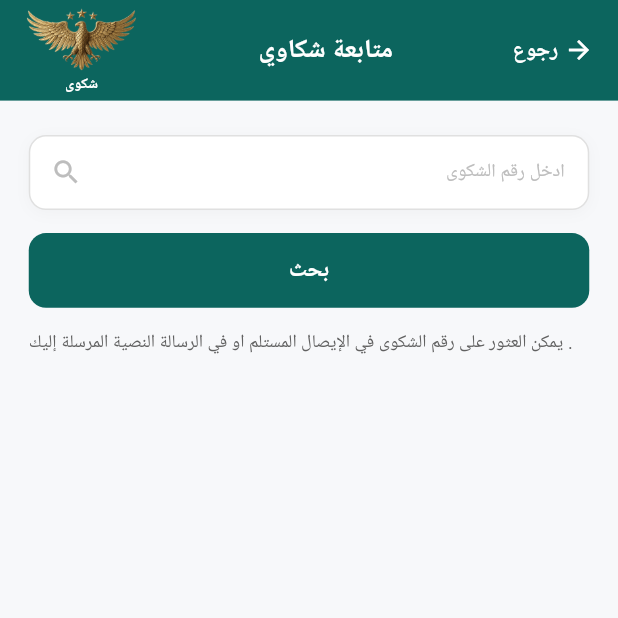
After one commit to bayanalissa774-bit/shakwa_app, a Flutter app: the TrackComplaintPage screen opened directly, on a phone screen of 412 x 824 dp, the top half of it. The commit adds this screen. Run offline on Flutter 3.47's test engine with Material 3 defaults, Android fonts, the light colour scheme and no system bars; our stand-ins replace google_fonts, image_picker; Roboto replaces fonts that are missing (Tajawal).

Commit message:
خلصت واجهة عند الضغط عل زر الشكوى

```diff
--- /dev/null
+++ b/lib/features/track_complain/presentation/pages/track_complaint_page.dart
@@ -0,0 +1,417 @@
+// lib/features/track_complaint/presentation/pages/track_complaint_page.dart
+
+import 'package:flutter/material.dart';
+import 'package:google_fonts/google_fonts.dart';
+import 'package:shakwa_app/features/home/presentation/pages/home_view.dart';
+
+class TrackComplaintPage extends StatefulWidget {
+  const TrackComplaintPage({super.key});
+
+  // سنقوم بتعريف الحالة أدناه
+  @override
+  State<TrackComplaintPage> createState() => _TrackComplaintPageState();
+}
+
+class _TrackComplaintPageState extends State<TrackComplaintPage>
+    with SingleTickerProviderStateMixin {
+  final TextEditingController _searchController = TextEditingController();
+  bool _isLoading = false;
+  int? _searchResultType; // null: لا شيء, 0: خطأ, 1: نجاح (تحت المعالجة)
+
+  late AnimationController _animController;
+  late Animation<double> _fadeAnim;
+  late Animation<Offset> _slideAnim;
+
+  @override
+  void initState() {
+    super.initState();
+    _animController = AnimationController(
+      vsync: this,
+      duration: const Duration(milliseconds: 600),
+    );
+    _fadeAnim = CurvedAnimation(parent: _animController, curve: Curves.easeOut);
+    _slideAnim =
+        Tween<Offset>(
+          begin: const Offset(0, 0.2), // تبدأ من الأسفل قليلاً
+          end: Offset.zero,
+        ).animate(
+          CurvedAnimation(parent: _animController, curve: Curves.easeOutCubic),
+        );
+  }
+
+  @override
+  void dispose() {
+    _searchController.dispose();
+    _animController.dispose();
+    super.dispose();
+  }
+
+  void _performSearch() {
+    final query = _searchController.text.trim();
+    if (query.isEmpty) return;
+
+    FocusScope.of(context).unfocus(); // إخفاء لوحة المفاتيح
+    setState(() {
+      _isLoading = true;
+      _searchResultType = null;
+    });
+    _animController.reset();
+
+    // محاكاة طلب بحث وهمي بـ 1.5 ثانية مع مؤشر تحميل ذهبي فخم
+    Future.delayed(const Duration(milliseconds: 1500), () {
+      if (!mounted) return;
+      setState(() {
+        _isLoading = false;
+        // إذا كان الرقم المدخل هو الرقم المحدد في الفيجما، نعرض كرت النجاح، وإلا كرت الخطأ
+        if (query == '20240101501') {
+          _searchResultType = 1; // نجاح (تحت المعالجة)
+        } else {
+          _searchResultType = 0; // خطأ (لم يتم العثور)
+        }
+      });
+      _animController.forward(); // تشغيل حركة الظهور الناعمة
+    });
+  }
+
+  @override
+  Widget build(BuildContext context) {
+    final double scale = MediaQuery.of(context).size.width / 430.0;
+    const Color primaryColor = Color(0xFF0C655E);
+    const Color goldColor = Color(0xFFD4AF37);
+
+    return Scaffold(
+      backgroundColor: const Color(0xFFF7F8FA),
+      appBar: AppBar(
+        backgroundColor: primaryColor,
+        elevation: 0,
+        automaticallyImplyLeading: false,
+        toolbarHeight: 70 * scale,
+        title: Row(
+          mainAxisAlignment: MainAxisAlignment.spaceBetween,
+          children: [
+            // اليسار: الشعار والنسر مع كلمة شكوى
+            Column(
+              mainAxisAlignment: MainAxisAlignment.center,
+              children: [
+                Image.asset(
+                  'assets/images/logo.png',
+                  height: 44 * scale,
+                  width: 80 * scale,
+                  errorBuilder: (context, error, stackTrace) => Icon(
+                    Icons.shield,
+                    color: const Color(0xFFD4AF37),
+                    size: 37 * scale,
+                  ),
+                ),
+                SizedBox(height: 3 * scale),
+                Text(
+                  'شكوى',
+                  style: GoogleFonts.tajawal(
+                    fontSize: 10 * scale,
+                    color: Colors.white,
+                    fontWeight: FontWeight.bold,
+                  ),
+                ),
+              ],
+            ),
+            Text(
+              'متابعة شكاوي',
+              style: GoogleFonts.tajawal(
+                fontSize: 18 * scale,
+                color: Colors.white,
+                fontWeight: FontWeight.bold,
+              ),
+            ),
+            InkWell(
+              onTap: () {
+                // نفترض أن اسم صفحة الرئيسية لديكِ HomePage أو HomeView
+                Navigator.pushAndRemoveUntil(
+                  context,
+                  MaterialPageRoute(
+                    builder: (context) => const HomeView(),
+                  ), // استبدلي HomeView باسم صفحتك الرئيسية إن أمكن
+                  (route) => false, // يمسح كل الصفحات السابقة لكي لا يبقى تراكُم في الذاكرة
+                );
+              },
+              child: Row(
+                children: [
+                  Text(
+                    'رجوع',
+                    style: GoogleFonts.tajawal(
+                      fontSize: 15 * scale,
+                      color: Colors.white,
+                      fontWeight: FontWeight.bold,
+                    ),
+                  ),
+                  SizedBox(width: 4 * scale),
+                  const Icon(
+                    Icons.arrow_forward,
+                    color: Colors.white,
+                    size: 20,
+                  ),
+                ],
+              ),
+            ),
+          ],
+        ),
+      ),
+      body: SingleChildScrollView(
+        physics: const BouncingScrollPhysics(),
+        padding: EdgeInsets.symmetric(
+          horizontal: 20 * scale,
+          vertical: 24 * scale,
+        ),
+        child: Column(
+          crossAxisAlignment: CrossAxisAlignment.start,
+          children: [
+            // حقل البحث مع أيقونة العدسة
+            Container(
+              decoration: BoxDecoration(
+                color: Colors.white,
+                borderRadius: BorderRadius.circular(12 * scale),
+                border: Border.all(color: Colors.grey.shade300),
+                boxShadow: [
+                  BoxShadow(
+                    color: Colors.black.withValues(alpha: 0.03),
+                    blurRadius: 8,
+                    offset: const Offset(0, 2),
+                  ),
+                ],
+              ),
+              child: TextField(
+                controller: _searchController,
+                textAlign: TextAlign.right,
+                keyboardType: TextInputType.number,
+                style: GoogleFonts.tajawal(
+                  fontSize: 14 * scale,
+                  color: const Color(0xFF1E1E1E),
+                ),
+                decoration: InputDecoration(
+                  hintText: 'ادخل رقم الشكوى',
+                  hintStyle: GoogleFonts.tajawal(
+                    fontSize: 13 * scale,
+                    color: Colors.grey.shade400,
+                  ),
+                  prefixIcon: Padding(
+                    padding: EdgeInsets.all(12 * scale),
+                    child: Icon(
+                      Icons.search,
+                      color: Colors.grey.shade400,
+                      size: 22 * scale,
+                    ),
+                  ),
+                  border: InputBorder.none,
+                  contentPadding: EdgeInsets.symmetric(
+                    horizontal: 16 * scale,
+                    vertical: 14 * scale,
+                  ),
+                ),
+              ),
+            ),
+            SizedBox(height: 16 * scale),
+
+            // زر البحث أو مؤشر التحميل الدائري الذهبي الفخم
+            SizedBox(
+              width: double.infinity,
+              height: 52 * scale,
+              child: ElevatedButton(
+                onPressed: _isLoading ? null : _performSearch,
+                style: ElevatedButton.styleFrom(
+                  backgroundColor: primaryColor,
+                  disabledBackgroundColor: primaryColor.withValues(alpha: 0.8),
+                  shape: RoundedRectangleBorder(
+                    borderRadius: BorderRadius.circular(12 * scale),
+                  ),
+                  elevation: 0,
+                ),
+                child: _isLoading
+                    ? SizedBox(
+                        width: 24 * scale,
+                        height: 24 * scale,
+                        child: const CircularProgressIndicator(
+                          color: goldColor,
+                          strokeWidth: 2.5,
+                        ),
+                      )
+                    : Text(
+                        'بحث',
+                        style: GoogleFonts.tajawal(
+                          fontSize: 16 * scale,
+                          fontWeight: FontWeight.bold,
+                          color: Colors.white,
+                        ),
+                      ),
+              ),
+            ),
+            SizedBox(height: 14 * scale),
+
+            // النص التوضيحي المطابق للفيجما تماماً
+            Text(
+              'يمكن العثور على رقم الشكوى في الإيصال المستلم او في الرسالة النصية المرسلة إليك .',
+              textAlign: TextAlign.right,
+              style: GoogleFonts.tajawal(
+                fontSize: 12.5 * scale,
+                color: Colors.grey.shade700,
+                height: 1.5,
+              ),
+            ),
+            SizedBox(height: 30 * scale),
+
+            // منطقة ظهور كرت النتيجة بحركة Slide & Fade ناعمة
+            if (_searchResultType != null)
+              FadeTransition(
+                opacity: _fadeAnim,
+                child: SlideTransition(
+                  position: _slideAnim,
+                  child: _searchResultType == 0
+                      ? _buildErrorCard(scale) // كرت الخطأ (الصورة الأولى)
+                      : _buildSuccessCard(
+                          scale,
+                        ), // كرت النجاح تحت المعالجة (الصورة الثانية)
+                ),
+              ),
+          ],
+        ),
+      ),
+    );
+  }
+
+  // كرت الخطأ (عند عدم العثور على شكوى)
+  Widget _buildErrorCard(double scale) {
+    return Container(
+      width: double.infinity,
+      padding: EdgeInsets.all(24 * scale),
+      decoration: BoxDecoration(
+        color: Colors.white,
+        borderRadius: BorderRadius.circular(16 * scale),
+        border: Border.all(color: Colors.grey.shade300),
+        boxShadow: [
+          BoxShadow(
+            color: Colors.black.withValues(alpha: 0.05),
+            blurRadius: 10,
+            offset: const Offset(0, 4),
+          ),
+        ],
+      ),
+      child: Column(
+        children: [
+          Container(
+            padding: EdgeInsets.all(16 * scale),
+            decoration: BoxDecoration(
+              color: Colors.red.withValues(alpha: 0.05),
+              shape: BoxShape.circle,
+            ),
+            child: Icon(
+              Icons.search_off_rounded,
+              size: 40 * scale,
+              color: Colors.grey.shade700,
+            ),
+          ),
+          SizedBox(height: 16 * scale),
+          Text(
+            'لم يتم العثور على أي شكوى بهذا الرقم .',
+            style: GoogleFonts.tajawal(
+              fontSize: 16 * scale,
+              fontWeight: FontWeight.bold,
+              color: const Color(0xFF1E1E1E),
+            ),
+          ),
+          SizedBox(height: 8 * scale),
+          Text(
+            'الرجاء التأكد من رقم الشكوى والمحاولة مرة أخرى .',
+            textAlign: TextAlign.center,
+            style: GoogleFonts.tajawal(
+              fontSize: 13 * scale,
+              color: Colors.grey.shade600,
+            ),
+          ),
+        ],
+      ),
+    );
+  }
+
+  // كرت النجاح / تحت المعالجة (الصورة الثانية)
+  Widget _buildSuccessCard(double scale) {
+    return Container(
+      width: double.infinity,
+      padding: EdgeInsets.all(20 * scale),
+      decoration: BoxDecoration(
+        color: Colors.white,
+        borderRadius: BorderRadius.circular(16 * scale),
+        border: Border.all(color: Colors.grey.shade300),
+        boxShadow: [
+          BoxShadow(
+            color: Colors.black.withValues(alpha: 0.05),
+            blurRadius: 10,
+            offset: const Offset(0, 4),
+          ),
+        ],
+      ),
+      child: Column(
+        crossAxisAlignment: CrossAxisAlignment.end,
+        children: [
+          Align(
+            alignment: Alignment.topLeft,
+            child: Container(
+              padding: EdgeInsets.symmetric(
+                horizontal: 12 * scale,
+                vertical: 6 * scale,
+              ),
+              decoration: BoxDecoration(
+                color: const Color(0xFFFFA000), // برتقالي حالة تحت المعالجة
+                borderRadius: BorderRadius.circular(6 * scale),
+              ),
+              child: Text(
+                'تحت المعالجة',
+                style: GoogleFonts.tajawal(
+                  fontSize: 12 * scale,
+                  fontWeight: FontWeight.bold,
+                  color: Colors.white,
+                ),
+              ),
+            ),
+          ),
+          SizedBox(height: 12 * scale),
+          _buildInfoRow('رقم الشكاوي :', '20240101501', scale),
+          SizedBox(height: 10 * scale),
+          _buildInfoRow('عنوان مختصر :', 'صيانة إنارة الطريق', scale),
+          SizedBox(height: 10 * scale),
+          _buildInfoRow(
+            'اسم الجهة :',
+            'بلدية حلب _ أمانة منطقة المرديان',
+            scale,
+          ),
+          SizedBox(height: 10 * scale),
+          _buildInfoRow('التصنيف :', 'صيانة طريق', scale),
+          SizedBox(height: 10 * scale),
+          _buildInfoRow('تاريخ التقدم :', '15 أكتوبر 2026', scale),
+        ],
+      ),
+    );
+  }
+
+  Widget _buildInfoRow(String label, String value, double scale) {
+    return Row(
+      mainAxisAlignment: MainAxisAlignment.end,
+      children: [
+        Text(
+          value,
+          style: GoogleFonts.tajawal(
+            fontSize: 13.5 * scale,
+            fontWeight: FontWeight.w500,
+            color: const Color(0xFF1E1E1E),
+          ),
+        ),
+        SizedBox(width: 8 * scale),
+        Text(
+          label,
+          style: GoogleFonts.tajawal(
+            fontSize: 13.5 * scale,
+            fontWeight: FontWeight.bold,
+            color: const Color(0xFF1E1E1E),
+          ),
+        ),
+      ],
+    );
+  }
+}
```
Also changed, not shown: lib/features/home/presentation/pages/home_view.dart (+10 -1 lines), lib/features/track_complain/presentation/widgets/complaint_result_card.dart (added).
